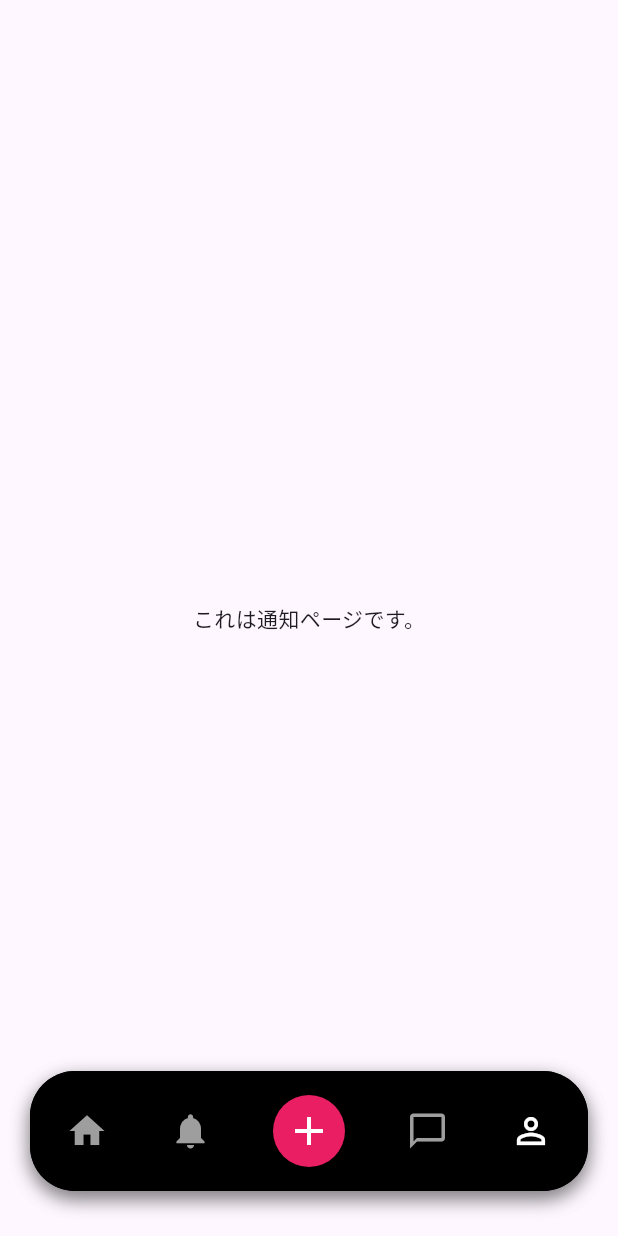
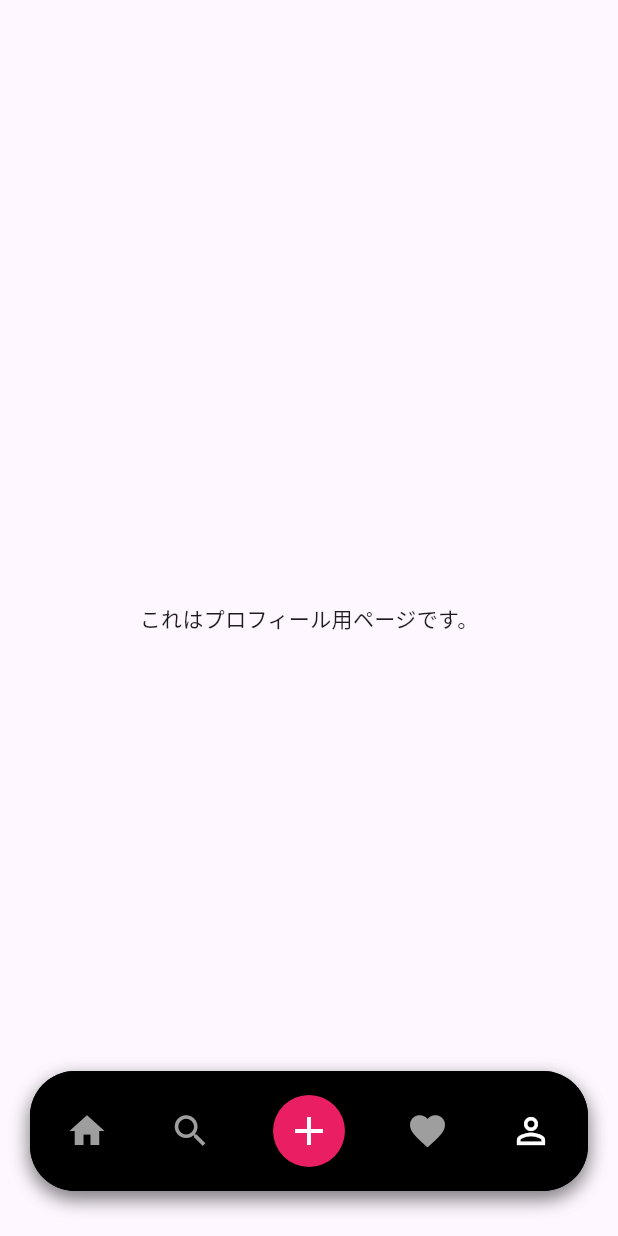
Before and after one commit to lawnmower-74/mobile_storage_app, a Flutter app: the TopPage screen opened by its route, item 5 of the bottom bar chosen, on a phone screen of 412 x 824 dp. Run offline on Flutter 3.47's test engine with Material 3 defaults, Android fonts, the phone set to English and light mode, and no system bars; our stand-ins replace go_router.

Commit message:
一部文言を調整

```diff
--- a/lib/src/pages/profile_page.dart
+++ b/lib/src/pages/profile_page.dart
@@ -40,7 +40,7 @@ class _Body extends StatelessWidget {
     return Container(
       padding: const EdgeInsets.all(16),
       child: const Center(
-        child: Text('これは通知ページです。'),
+        child: Text('これはプロフィール用ページです。'),
       ),
     );
   }
--- a/lib/src/pages/top_page.dart
+++ b/lib/src/pages/top_page.dart
@@ -14,9 +14,9 @@ class _TopPageState extends State<TopPage> {
 
   final List<Widget> _pages = [
     const _Body(),
-    const Center(child: Text('Notifications Page')),
-    const Center(child: Text('Add Page')),
-    const Center(child: Text('Chat Page')),
+    const Center(child: Text('検索画面')),
+    const Center(child: Text('追加機能')),
+    const Center(child: Text('お気に入り画面')),
     const ProfilePage(),
   ];
 
--- a/lib/src/widgets/bottom_nav_bar.dart
+++ b/lib/src/widgets/bottom_nav_bar.dart
@@ -30,9 +30,9 @@ class BottomNavBar extends StatelessWidget {
         mainAxisAlignment: MainAxisAlignment.spaceBetween,
         children: [
           _buildNavItem(Icons.home, 0),
-          _buildNavItem(Icons.notifications, 1),
+          _buildNavItem(Icons.search, 1),
           _buildAddButton(),
-          _buildNavItem(Icons.chat_bubble_outline, 3),
+          _buildNavItem(Icons.favorite, 3),
           _buildNavItem(Icons.person_outline, 4),
         ],
       ),
```
